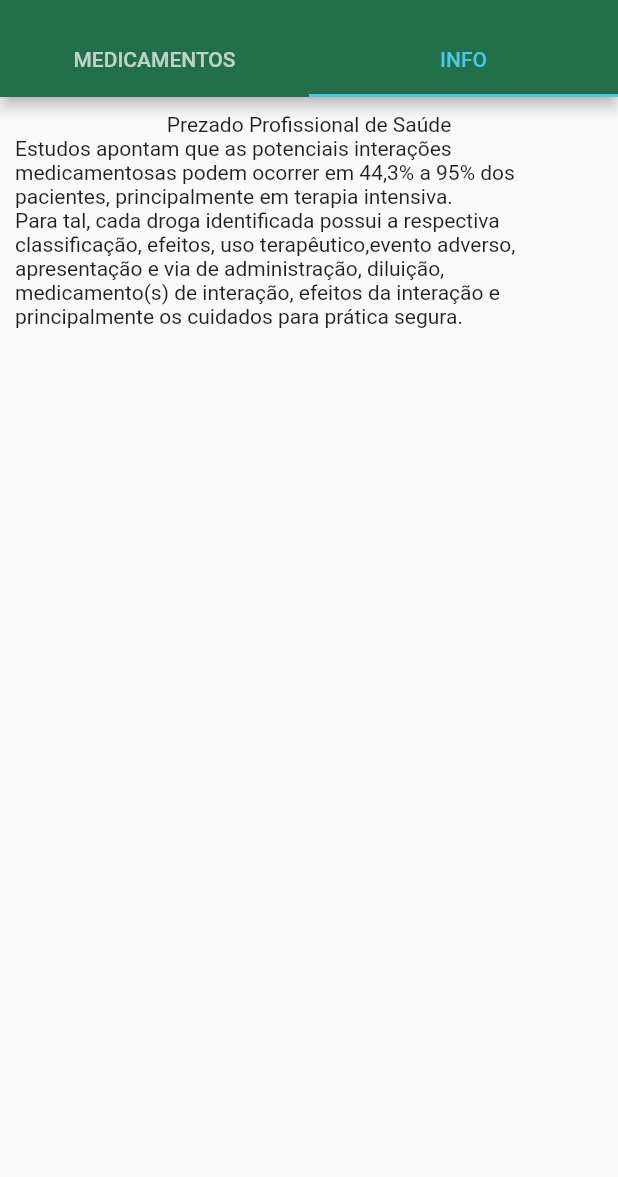
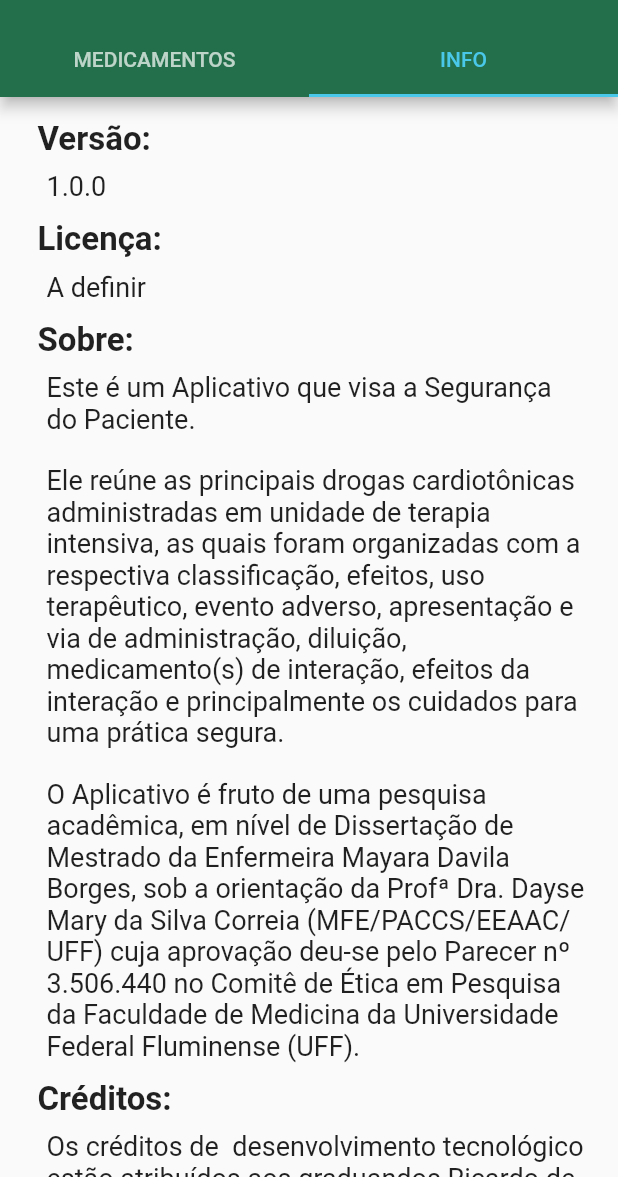
Before and after one commit to karinaplemos/cardio_help, a Flutter app: the screen it shows after launch, tab 2 chosen, on a phone screen of 412 x 824 dp, the part 59-1236 px from its top. Run offline on Flutter 3.47's test engine with Material 2 defaults, Android fonts, the phone set to English and light mode, and no system bars; our stand-ins replace font_awesome_flutter.

Commit message:
Página de info completa

```diff
--- a/lib/pages/HomePage/Tabs/InfoTab.dart
+++ b/lib/pages/HomePage/Tabs/InfoTab.dart
@@ -1,4 +1,5 @@
 import 'package:flutter/material.dart';
+import 'package:cardio_help/theme/theme.dart' as theme;
 
 class InfoTab extends StatefulWidget{
   @override
@@ -6,18 +7,50 @@ class InfoTab extends StatefulWidget{
 }
 
 class _InfoTabState extends State<InfoTab>{
+  Widget _createText(String string, TextStyle textStyle, EdgeInsetsGeometry padding){
+    return Container(
+      padding: padding,
+      child: Text(string, style: textStyle),
+    );
+  }
   @override
   Widget build(BuildContext context) {
-    return Container(
-      padding: EdgeInsets.all(10),
-      child: Column(
-        children: <Widget>[
-          Text("Prezado Profissional de Saúde"),
-          Text("Estudos apontam que as potenciais interações medicamentosas podem ocorrer em 44,3% a 95% dos pacientes, principalmente em terapia intensiva."),
-          Text("Para tal, cada droga identificada possui a respectiva classificação, efeitos, uso terapêutico,evento adverso, apresentação e via de administração, diluição, medicamento(s) de interação, efeitos da interação e principalmente os cuidados para prática segura.")
-        ],
-      ),
+    return ListView(
+      padding: EdgeInsets.all(15),
+      children: <Widget>[
+        this._createText("Versão:", theme.subtitleStyle, theme.subtitleSpacing),
+        this._createText("1.0.0", theme.textStyle, theme.textSpacing),
+
+        this._createText("Licença:", theme.subtitleStyle, theme.subtitleSpacing),
+        this._createText("A definir", theme.textStyle, theme.textSpacing),
+
+        this._createText("Sobre:", theme.subtitleStyle, theme.subtitleSpacing),
+        this._createText("Este é um Aplicativo que visa a Segurança do Paciente.", theme.textStyle, theme.textSpacing),
+        this._createText("Ele reúne as principais drogas cardiotônicas administradas em unidade de terapia intensiva, as quais foram organizadas com a respectiva classificação, efeitos, uso terapêutico, evento adverso, apresentação e via de administração, diluição, medicamento(s) de interação, efeitos da interação e principalmente os cuidados para uma prática segura.", theme.textStyle, theme.textSpacing),
+        this._createText("O Aplicativo é fruto de uma pesquisa acadêmica, em nível de Dissertação de Mestrado da Enfermeira Mayara Davila Borges, sob a orientação da Profª Dra. Dayse Mary da Silva Correia (MFE/PACCS/EEAAC/UFF) cuja aprovação deu-se pelo Parecer nº 3.506.440 no Comitê de Ética em Pesquisa da Faculdade de Medicina da Universidade Federal Fluminense (UFF).", theme.textStyle, theme.textSpacing),
+
+        this._createText("Créditos:", theme.subtitleStyle, theme.subtitleSpacing),
+        this._createText("Os créditos de  desenvolvimento tecnológico estão atribuídos aos graduandos Ricardo de Monteiro e Tavares, Aline Silva de Lima, Artur Ladeira Andrade, Débora Barbosa Ferreira e  Karina Pereira de Lemos, sob a orientação do Prof. Dr. Flavio Luiz Seixas (MIDIACOM/IC/UFF).", theme.textStyle, theme.textSpacing),
+      ],
     );
   }
 
 }
+
+// Prezado(a) Profissional de Saúde
+
+
+
+// Este aplicativo reúne as principais drogas cardiotônicas administradas em unidade de terapia intensiva, as quais foram organizadas com a respectiva classificação, efeitos, uso terapêutico, evento adverso, apresentação e via de administração, diluição, medicamento(s) de interação, efeitos da interação e principalmente os cuidados para uma prática segura.
+
+
+
+// O referido Aplicativo é um produto de pesquisa acadêmica, em nível de Dissertação de Mestrado da Enfermeira Mayara Davila Borges, sob a orientação da Profª Dra Dayse Mary da Silva Correia(MFE/PACCS/EEAAC/UFF) cuja aprovação deu-se pelo Parecer nº 3.506.440 no Comitê de Ética em Pesquisa da Faculdade de Medicina da Universidade Federal Fluminense(UFF).
+
+
+
+// E quanto aos créditos de  desenvolvimento tecnológico estão atribuídos aos graduandos Ricardo de Monteiro e Tavares, Aline Silva de Lima, Artur Ladeira Andrade, Débora Barbosa Ferreira e  Karina Pereira de Lemos, sob a orientação do Prof. Dr Flavio Luiz Seixas (MIDIACOM/IC/UFF).
+
+
+
+// É um Aplicativo que visa a Segurança do Paciente!
--- a/pubspec.yaml
+++ b/pubspec.yaml
@@ -11,7 +11,7 @@ description: A new Flutter project.
 # In iOS, build-name is used as CFBundleShortVersionString while build-number used as CFBundleVersion.
 # Read more about iOS versioning at
 # https://developer.apple.com/library/archive/documentation/General/Reference/InfoPlistKeyReference/Articles/CoreFoundationKeys.html
-version: 1.0.0+1
+version: 1.0.0
 
 environment:
   sdk: ">=2.1.0 <3.0.0"
```
